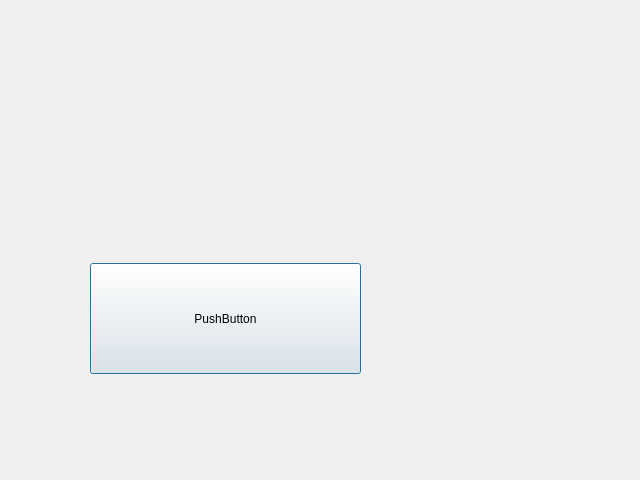
alexvlv/testings, file qt/qkeywin/KeyDialog.ui: the form before one commit.
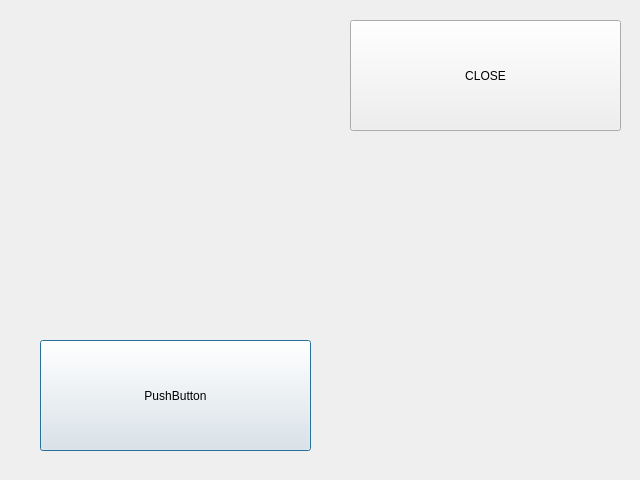
The form after the commit.

What changed in the file:
```diff
--- a/qt/qkeywin/KeyDialog.ui
+++ b/qt/qkeywin/KeyDialog.ui
@@ -16,8 +16,8 @@
   <widget class="QPushButton" name="pushButton">
    <property name="geometry">
     <rect>
-     <x>90</x>
-     <y>263</y>
+     <x>40</x>
+     <y>340</y>
      <width>271</width>
      <height>111</height>
     </rect>
@@ -26,6 +26,19 @@
     <string>PushButton</string>
    </property>
   </widget>
+  <widget class="QPushButton" name="closeButton">
+   <property name="geometry">
+    <rect>
+     <x>350</x>
+     <y>20</y>
+     <width>271</width>
+     <height>111</height>
+    </rect>
+   </property>
+   <property name="text">
+    <string>CLOSE</string>
+   </property>
+  </widget>
  </widget>
  <resources/>
  <connections/>
```
Left out of the diff: 19 changed lines with no effect on the pictures.
